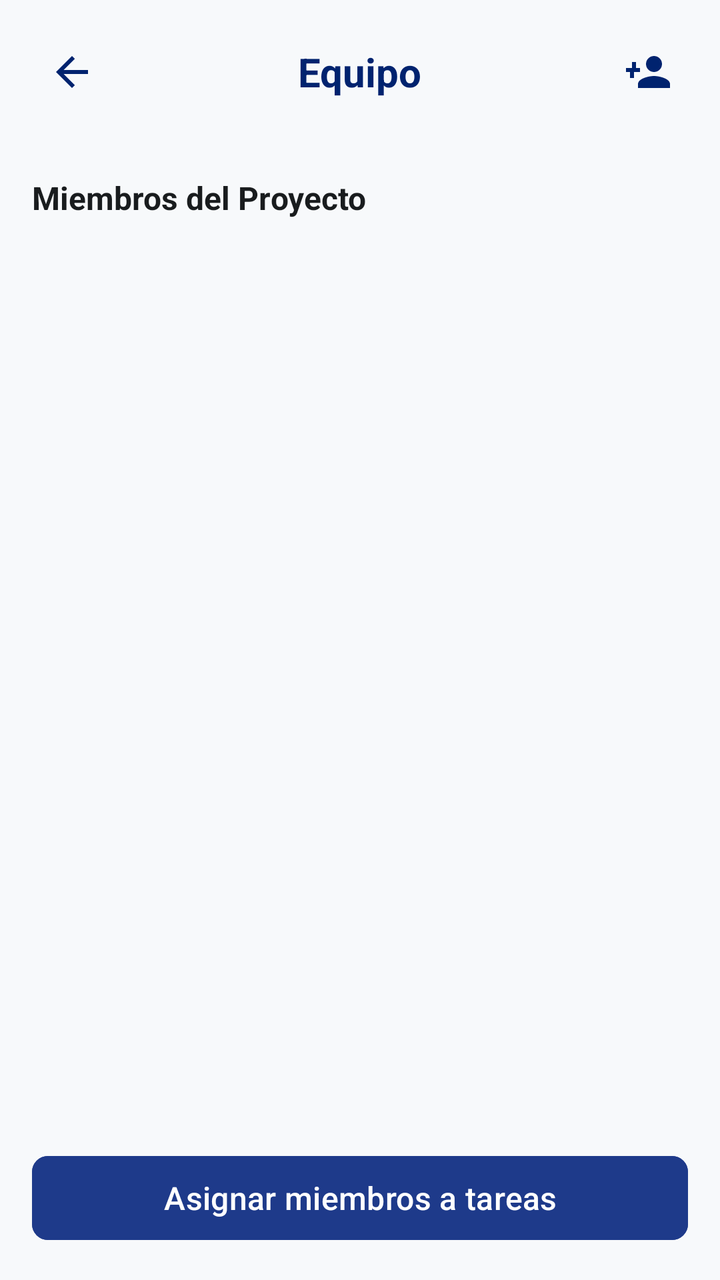
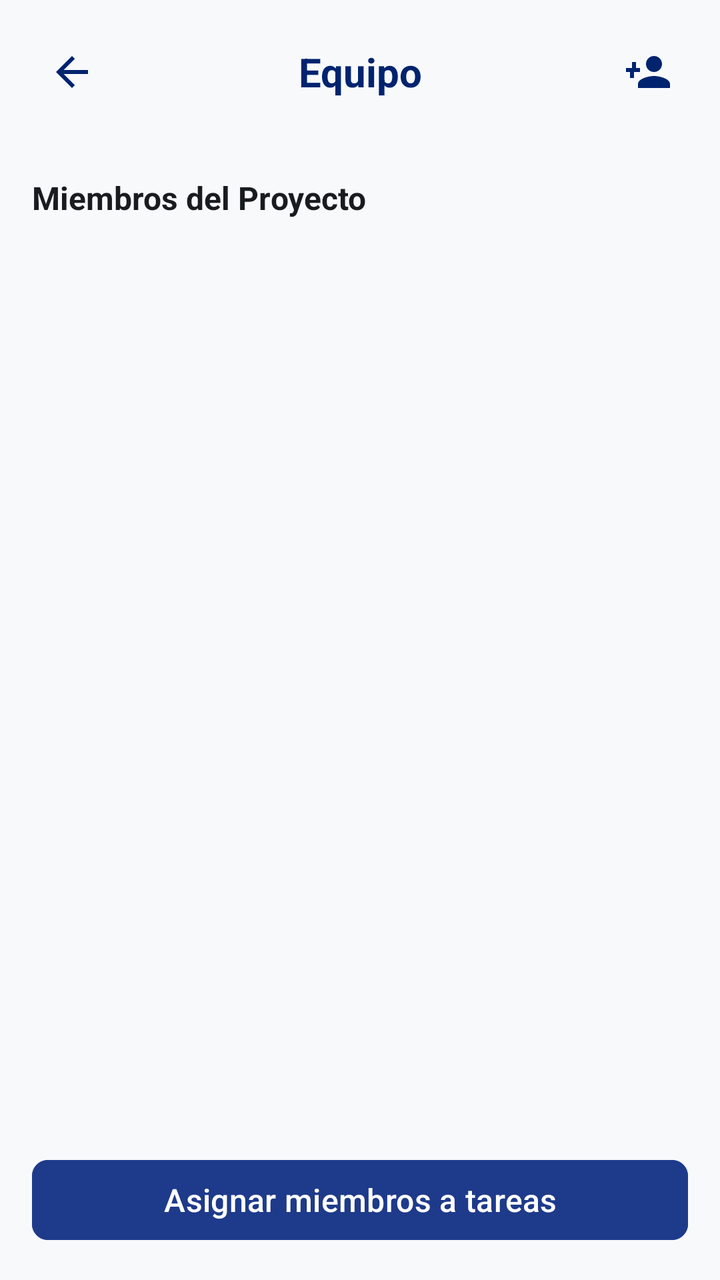

Screens rendered from an Android XML layout before and after an edit, with the pre-edit source and the edit as a unified diff.
<!-- AndroidManifest.xml: application theme Theme.MaquetaGestia -->
<!-- res/layout/activity_frm_equipo.xml -->
<?xml version="1.0" encoding="utf-8"?>
<RelativeLayout xmlns:android="http://schemas.android.com/apk/res/android"
    xmlns:app="http://schemas.android.com/apk/res-auto"
    xmlns:tools="http://schemas.android.com/tools"
    android:id="@+id/main"
    android:layout_width="match_parent"
    android:layout_height="match_parent"
    android:background="@color/background"
    tools:context=".vista.frm_equipo">

    
    <RelativeLayout
        android:id="@+id/headerEquipo"
        android:layout_width="match_parent"
        android:layout_height="wrap_content"
        android:padding="16dp">

        <ImageButton
            android:id="@+id/btnVolverEquipo"
            android:layout_width="40dp"
            android:layout_height="40dp"
            android:layout_alignParentStart="true"
            android:layout_centerVertical="true"
            android:background="?attr/selectableItemBackgroundBorderless"
            android:contentDescription="Volver"
            android:onClick="volverAlDetalle"
            android:src="@drawable/arrow_back_24dp_e3e3e3_fill0_wght400_grad0_opsz24"
            app:tint="@color/primary" />

        <TextView
            android:layout_width="wrap_content"
            android:layout_height="wrap_content"
            android:layout_centerInParent="true"
            android:text="Equipo"
            android:textColor="@color/primary"
            android:textSize="20sp"
            android:textStyle="bold" />

        <ImageButton
            android:id="@+id/btnInvitarMiembro"
            android:layout_width="40dp"
            android:layout_height="40dp"
            android:layout_alignParentEnd="true"
            android:layout_centerVertical="true"
            android:background="?attr/selectableItemBackgroundBorderless"
            android:contentDescription="Invitar"
            android:onClick="asignarMiembros"
            android:src="@drawable/ic_person_add"
            app:tint="@color/primary" />
    </RelativeLayout>

    
    <com.google.android.material.button.MaterialButton
        android:id="@+id/btnAsignarMiembros"
        android:layout_width="match_parent"
        android:layout_height="50dp"
        android:layout_alignParentBottom="true"
        android:layout_margin="16dp"
        android:backgroundTint="@color/primary_container"
        android:onClick="abrirPantallaTareas"
        android:text="Asignar miembros a tareas"
        android:textAllCaps="false"
        android:textColor="@color/on_primary"
        android:textSize="16sp"
        app:cornerRadius="8dp" />

    
    <ScrollView
        android:layout_width="match_parent"
        android:layout_height="match_parent"
        android:layout_above="@id/btnAsignarMiembros"
        android:layout_below="@id/headerEquipo"
        android:fillViewport="true">

        <LinearLayout
            android:layout_width="match_parent"
            android:layout_height="wrap_content"
            android:orientation="vertical"
            android:padding="16dp">

            
            <TextView
                android:layout_width="wrap_content"
                android:layout_height="wrap_content"
                android:layout_marginBottom="12dp"
                android:text="Miembros del Proyecto"
                android:textColor="@color/on_surface"
                android:textSize="16sp"
                android:textStyle="bold" />

            
            <androidx.recyclerview.widget.RecyclerView
                android:id="@+id/rcvEquipo"
                android:layout_width="match_parent"
                android:layout_height="wrap_content"
                android:nestedScrollingEnabled="false"
                tools:itemCount="2"
                tools:listitem="@layout/item_equipo" />

        </LinearLayout>
    </ScrollView>

</RelativeLayout>
<!-- res/layout/item_equipo.xml (included above) -->
<?xml version="1.0" encoding="utf-8"?>
<com.google.android.material.card.MaterialCardView xmlns:android="http://schemas.android.com/apk/res/android"
    xmlns:app="http://schemas.android.com/apk/res-auto"
    android:id="@+id/cardEquipo"
    android:layout_width="match_parent"
    android:layout_height="wrap_content"
    android:layout_marginBottom="12dp"
    app:cardBackgroundColor="@color/surface_container_lowest"
    app:cardCornerRadius="12dp"
    app:strokeColor="@color/outline_variant">

    <RelativeLayout
        android:layout_width="match_parent"
        android:layout_height="wrap_content"
        android:padding="16dp">

        <ImageView
            android:id="@+id/imgAvatarMiembro"
            android:layout_width="40dp"
            android:layout_height="40dp"
            android:layout_alignParentStart="true"
            android:layout_centerVertical="true"
            android:src="@drawable/ic_person"
            app:tint="@color/primary" />

        <LinearLayout
            android:layout_width="match_parent"
            android:layout_height="wrap_content"
            android:layout_centerVertical="true"
            android:layout_marginStart="12dp"
            android:layout_toStartOf="@id/lblRolMiembro"
            android:layout_toEndOf="@id/imgAvatarMiembro"
            android:orientation="vertical">

            <TextView
                android:id="@+id/lblNombreMiembro"
                android:layout_width="wrap_content"
                android:layout_height="wrap_content"
                android:text="Nombre del Miembro"
                android:textColor="@color/on_surface"
                android:textSize="15sp"
                android:textStyle="bold" />

            <TextView
                android:id="@+id/lblCorreoMiembro"
                android:layout_width="wrap_content"
                android:layout_height="wrap_content"
                android:layout_marginTop="2dp"
                android:text="correo@ejemplo.com"
                android:textColor="@color/on_surface_variant"
                android:textSize="12sp" />

        </LinearLayout>

        <TextView
            android:id="@+id/lblRolMiembro"
            android:layout_width="wrap_content"
            android:layout_height="wrap_content"
            android:layout_alignWithParentIfMissing="true"
            android:layout_centerVertical="true"
            android:layout_marginEnd="6dp"
            android:layout_toStartOf="@id/btnOpcionesEquipo"
            android:background="@color/primary_container"
            android:paddingStart="12dp"
            android:paddingTop="4dp"
            android:paddingEnd="12dp"
            android:paddingBottom="4dp"
            android:text="Líder"
            android:textColor="@color/on_primary"
            android:textSize="11sp"
            android:textStyle="bold" />

        <ImageButton
            android:id="@+id/btnOpcionesEquipo"
            android:layout_width="32dp"
            android:layout_height="32dp"
            android:layout_alignParentEnd="true"
            android:layout_centerVertical="true"
            android:background="?attr/selectableItemBackgroundBorderless"
            android:contentDescription="Opciones del miembro"
            android:src="@drawable/ic_more_vert"
            app:tint="@color/on_surface_variant" />

    </RelativeLayout>

</com.google.android.material.card.MaterialCardView>
<!-- resources referenced by this layout -->
<resources>
  <color name="background">#F7F9FB</color>
  <color name="on_primary">#FFFFFF</color>
  <color name="on_surface">#191C1E</color>
  <color name="on_surface_variant">#444651</color>
  <color name="outline_variant">#C5C5D3</color>
  <color name="primary">#00236F</color>
  <color name="primary_container">#1E3A8A</color>
  <color name="surface_container_lowest">#FFFFFF</color>
  <!-- drawable arrow_back_24dp_e3e3e3_fill0_wght400_grad0_opsz24 (drawable) -->
  <vector xmlns:android="http://schemas.android.com/apk/res/android"
      android:width="24dp"
      android:height="24dp"
      android:viewportWidth="960"
      android:viewportHeight="960">
    <path
        android:pathData="m313,520 l224,224 -57,56 -320,-320 320,-320 57,56 -224,224h487v80L313,520Z"
        android:fillColor="#e3e3e3"/>
  </vector>
  <!-- drawable ic_more_vert (drawable) -->
  <vector xmlns:android="http://schemas.android.com/apk/res/android"
      android:width="24dp"
      android:height="24dp"
      android:viewportWidth="24"
      android:viewportHeight="24">
      <path
          android:fillColor="@color/on_surface_variant"
          android:pathData="M12,8c1.1,0 2,-0.9 2,-2s-0.9,-2 -2,-2 -2,0.9 -2,2 0.9,2 2,2zM12,10c-1.1,0 -2,0.9 -2,2s0.9,2 2,2 2,-0.9 2,-2 -0.9,-2 -2,-2zM12,16c-1.1,0 -2,0.9 -2,2s0.9,2 2,2 2,-0.9 2,-2 -0.9,-2 -2,-2z"/>
  </vector>
  <!-- drawable ic_person (drawable) -->
  <vector xmlns:android="http://schemas.android.com/apk/res/android"
      android:width="24dp"
      android:height="24dp"
      android:viewportWidth="24"
      android:viewportHeight="24">
      <path
          android:fillColor="@color/primary"
          android:pathData="M12,12c2.21,0 4,-1.79 4,-4s-1.79,-4 -4,-4 -4,1.79 -4,4 1.79,4 4,4zM12,14c-2.67,0 -8,1.34 -8,4v2h16v-2c0,-2.66 -5.33,-4 -8,-4z"/>
  </vector>
  <!-- drawable ic_person_add (drawable) -->
  <vector xmlns:android="http://schemas.android.com/apk/res/android"
      android:width="24dp"
      android:height="24dp"
      android:viewportWidth="24"
      android:viewportHeight="24">
      <path
          android:fillColor="@color/primary"
          android:pathData="M15,12c2.21,0 4,-1.79 4,-4s-1.79,-4 -4,-4 -4,1.79 -4,4 1.79,4 4,4zM15,14c-2.67,0 -8,1.34 -8,4v2h16v-2c0,-2.66 -5.33,-4 -8,-4zM6,10V7H4v3H1v2h2v3h2v-3h3v-2H6z"/>
  </vector>
  <style name="Theme.MaquetaGestia" parent="Base.Theme.MaquetaGestia" />
  <style name="Base.Theme.MaquetaGestia" parent="Theme.Material3.DayNight.NoActionBar">
          
          <item name="colorPrimary">@color/primary</item>
          <item name="colorOnPrimary">@color/on_primary</item>
          <item name="colorPrimaryContainer">@color/primary_container</item>
          <item name="colorOnPrimaryContainer">@color/on_primary_container</item>
  
          
          <item name="colorSecondary">@color/secondary</item>
          <item name="colorOnSecondary">@color/on_secondary</item>
          <item name="colorSecondaryContainer">@color/secondary_container</item>
  
          
          <item name="android:colorBackground">@color/background</item>
          <item name="colorSurface">@color/surface</item>
          <item name="colorOnSurface">@color/on_surface</item>
          <item name="colorOnSurfaceVariant">@color/on_surface_variant</item>
  
          
          <item name="colorOutline">@color/outline</item>
          <item name="colorOutlineVariant">@color/outline_variant</item>
          <item name="colorError">@color/error</item>
          <item name="colorErrorContainer">@color/error_container</item>
          <item name="colorOnError">@color/on_error</item>
      </style>
  <color name="on_primary_container">#90A8FF</color>
  <color name="secondary">#006398</color>
  <color name="on_secondary">#FFFFFF</color>
  <color name="secondary_container">#5BB8FE</color>
  <color name="surface">#F7F9FB</color>
  <color name="outline">#757682</color>
  <color name="error">#BA1A1A</color>
  <color name="error_container">#FFDAD6</color>
  <color name="on_error">#FFFFFF</color>
</resources>

<!-- the commit's change to res/layout/activity_frm_equipo.xml (unified diff, before → after) -->
@@ -28,9 +28,16 @@
             app:tint="@color/primary" />
 
         <TextView
-            android:layout_width="wrap_content"
-            android:layout_height="wrap_content"
-            android:layout_centerInParent="true"
+            android:layout_width="match_parent"
+            android:layout_height="wrap_content"
+            android:layout_alignWithParentIfMissing="true"
+            android:layout_centerVertical="true"
+            android:layout_marginHorizontal="8dp"
+            android:layout_toStartOf="@id/btnInvitarMiembro"
+            android:layout_toEndOf="@id/btnVolverEquipo"
+            android:ellipsize="end"
+            android:gravity="center"
+            android:maxLines="1"
             android:text="Equipo"
             android:textColor="@color/primary"
             android:textSize="20sp"
@@ -53,10 +60,11 @@
     <com.google.android.material.button.MaterialButton
         android:id="@+id/btnAsignarMiembros"
         android:layout_width="match_parent"
-        android:layout_height="50dp"
+        android:layout_height="wrap_content"
         android:layout_alignParentBottom="true"
         android:layout_margin="16dp"
         android:backgroundTint="@color/primary_container"
+        android:minHeight="48dp"
         android:onClick="abrirPantallaTareas"
         android:text="Asignar miembros a tareas"
         android:textAllCaps="false"
@@ -65,18 +73,21 @@
         app:cornerRadius="8dp" />
 
     
-    <ScrollView
+    <androidx.core.widget.NestedScrollView
         android:layout_width="match_parent"
         android:layout_height="match_parent"
         android:layout_above="@id/btnAsignarMiembros"
         android:layout_below="@id/headerEquipo"
+        android:clipToPadding="false"
         android:fillViewport="true">
 
         <LinearLayout
             android:layout_width="match_parent"
             android:layout_height="wrap_content"
             android:orientation="vertical"
-            android:padding="16dp">
+            android:paddingHorizontal="16dp"
+            android:paddingTop="16dp"
+            android:paddingBottom="24dp">
 
             
             <TextView
@@ -98,7 +109,7 @@
                 tools:listitem="@layout/item_equipo" />
 
         </LinearLayout>
-    </ScrollView>
+    </androidx.core.widget.NestedScrollView>
 
 </RelativeLayout>
 <!-- res/layout/item_equipo.xml (included above) -->
@@ -132,14 +143,17 @@
             android:layout_height="wrap_content"
             android:layout_centerVertical="true"
             android:layout_marginStart="12dp"
+            android:layout_marginEnd="8dp"
             android:layout_toStartOf="@id/lblRolMiembro"
             android:layout_toEndOf="@id/imgAvatarMiembro"
             android:orientation="vertical">
 
             <TextView
                 android:id="@+id/lblNombreMiembro"
-                android:layout_width="wrap_content"
-                android:layout_height="wrap_content"
+                android:layout_width="match_parent"
+                android:layout_height="wrap_content"
+                android:ellipsize="end"
+                android:maxLines="1"
                 android:text="Nombre del Miembro"
                 android:textColor="@color/on_surface"
                 android:textSize="15sp"
@@ -147,9 +161,11 @@
 
             <TextView
                 android:id="@+id/lblCorreoMiembro"
-                android:layout_width="wrap_content"
+                android:layout_width="match_parent"
                 android:layout_height="wrap_content"
                 android:layout_marginTop="2dp"
+                android:ellipsize="end"
+                android:maxLines="1"
                 android:text="correo@ejemplo.com"
                 android:textColor="@color/on_surface_variant"
                 android:textSize="12sp" />
@@ -165,6 +181,8 @@
             android:layout_marginEnd="6dp"
             android:layout_toStartOf="@id/btnOpcionesEquipo"
             android:background="@color/primary_container"
+            android:ellipsize="end"
+            android:maxLines="1"
             android:paddingStart="12dp"
             android:paddingTop="4dp"
             android:paddingEnd="12dp"
@@ -176,8 +194,8 @@
 
         <ImageButton
             android:id="@+id/btnOpcionesEquipo"
-            android:layout_width="32dp"
-            android:layout_height="32dp"
+            android:layout_width="40dp"
+            android:layout_height="40dp"
             android:layout_alignParentEnd="true"
             android:layout_centerVertical="true"
             android:background="?attr/selectableItemBackgroundBorderless"
